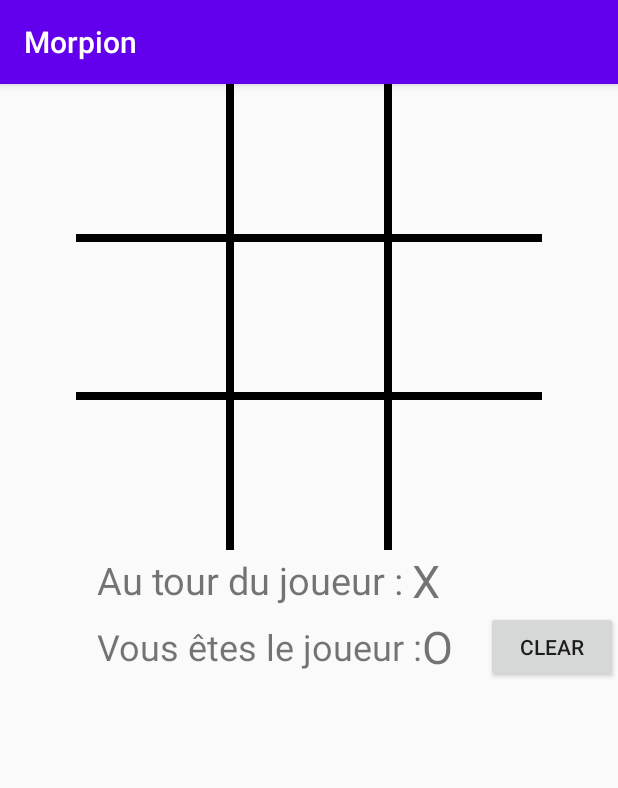
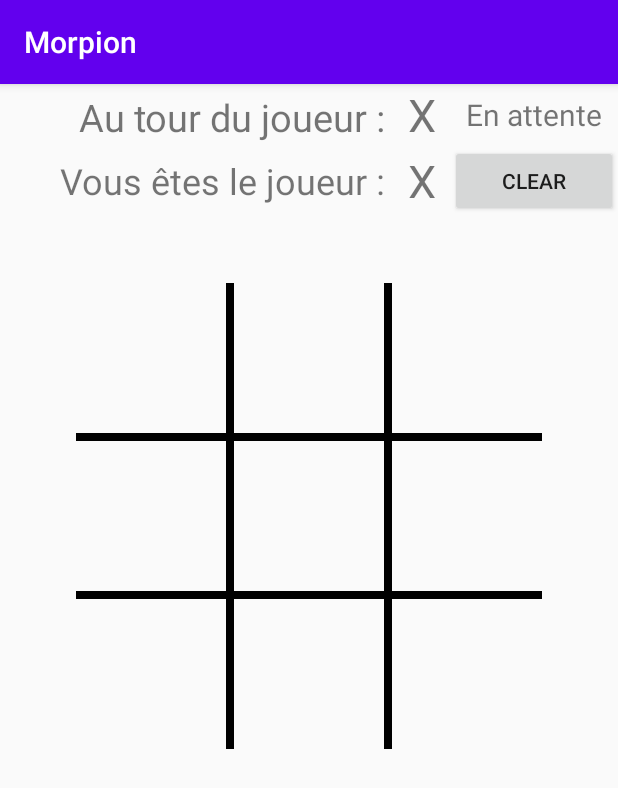
Before and after one commit to bjausseran/Projet_Mobile_Favetto_Jausseran, an Android app: the screen it shows after launch (MainActivity), on a phone screen of 412 x 824 dp. Shown: the top 788 px of the screen. Run offline under Robolectric (Android 15) with nearby library versions, the phone set to English and light mode, and no system bars; our stand-ins replace Firebase (no records; nobody signed in at launch, a user with empty details on screens opened directly); 6 statements that could not run were skipped.

Commit message:
nbPlayers + currPlayer

```diff
--- a/TD_Android_Jausseran_Favetto/app/src/main/java/com/favetto/td_android_jausseran_favetto/MainActivity.java
+++ b/TD_Android_Jausseran_Favetto/app/src/main/java/com/favetto/td_android_jausseran_favetto/MainActivity.java
@@ -24,35 +24,30 @@ public class MainActivity extends AppCompatActivity {
 
     String[] letters =new String[]{"a","b","c"};
     private int boardGame[][] = new int[3][3];
+    private boolean hasStop = false;
 
-    // 1 : X
-    // 2 : O
+    // Joueur actuel    1 : X
+    //                  2 : O
     private int currentPlayer = 1;
+    // Numéro du joueurs
     private int isPlayer = 0;
+    // Nombre de joueurs en ligne
+    private int nbPlayer = 0;
 
-    private TextView txtPlayer;
+    private TextView txtCurrPlayer;
     private TextView txtIsPlayer;
+    private TextView txtInGame;
 
     private ArrayList<Button> all_buttons = new ArrayList<>();
-
-    @Override
-    protected void onStop() {
-        super.onStop();
-        FirebaseDatabase database = FirebaseDatabase.getInstance();
-        final DatabaseReference myRefNb = database.getReference("nbPlayers");
-        myRefNb.setValue(isPlayer - 1);
-    }
 
     @Override
     protected void onCreate(Bundle savedInstanceState) {
         super.onCreate(savedInstanceState);
         setContentView(R.layout.activity_main);
 
-        txtPlayer = findViewById(R.id.player);
+        txtCurrPlayer = findViewById(R.id.player);
         txtIsPlayer = findViewById(R.id.isPlayer);
-
-        //Clear button (here for tests)
-        Button btnClear = findViewById(R.id.buttonClear);
+        txtInGame = findViewById(R.id.inGame);
 
         // Find how many players are connected
         FirebaseDatabase database = FirebaseDatabase.getInstance();
@@ -60,21 +55,79 @@ public class MainActivity extends AppCompatActivity {
         final DatabaseReference myRefcurr = database.getReference("currPlayer");
 
 
+    //_________________________________JOUEUR ACTUEL_________________________//
+        // Recupère le joueur actuel à chaque update de currPlayer dans Firebase
+        myRefcurr.addValueEventListener(new ValueEventListener() {
+            @Override
+            public void onDataChange(@NonNull DataSnapshot dataSnapshot) {
+                String place = dataSnapshot.getKey();
+                Integer value = dataSnapshot.getValue(Integer.class);
+                currentPlayer = value;
+                //Changement de joueur
+                if (currentPlayer == 1) {
+                    txtCurrPlayer.setText("X");
+                } else {
+                    currentPlayer = 2;
+                    txtCurrPlayer.setText("O");
+                }
+            }
+            @Override
+            public void onCancelled(@NonNull DatabaseError error) {
+                Log.w("APPX", "Failed to read value", error.toException());
+            }
+        });
+    //____________________________________________________________________________//
+    //_________________________________NOMBRE DE JOUEUR_________________________//
+        // Tourne une fois sur nbPLayers, pour récupérer le numero du joueurs
+        myRefNb.addListenerForSingleValueEvent(new ValueEventListener() {
+            @Override
+            public void onDataChange(@NonNull DataSnapshot dataSnapshot) {
+                Integer value = dataSnapshot.getValue(Integer.class);
+                myRefNb.setValue(value + 1);
+                isPlayer = value + 1;
+                nbPlayer = value + 1;
 
+                CheckEnoughPlayer();
+                SetPlayerText(value + 1);
+            }
+            @Override
+            public void onCancelled(@NonNull DatabaseError error) {
+                Log.w("APPX", "Failed to read value", error.toException());
+            }
+        });
 
+        // Tourne à chaque fois que le valeur nbPlayers change dans Firebase
+        myRefNb.addValueEventListener(new ValueEventListener() {
+            @Override
+            public void onDataChange(@NonNull DataSnapshot dataSnapshot) {
+                Integer value = dataSnapshot.getValue(Integer.class);
+                nbPlayer = value;
+                CheckEnoughPlayer();
+                //Si    numero joueur > nombre joueurs
+                //      numero joueur = nombre joueurs = dernier joueur
+                if (isPlayer > isPlayer) {
+                    SetPlayerText(isPlayer);
+                }
+            }
+            @Override
+            public void onCancelled(@NonNull DatabaseError error) {
+                Log.w("APPX", "Failed to read value", error.toException());
+            }
+        });
+    //____________________________________________________________________________//
+    //___________________________________FOR TEST_________________________________//
+        //Clear button (here for tests)
+        Button btnClear = findViewById(R.id.buttonClear);
         btnClear.setOnClickListener(new View.OnClickListener() {
             @Override
             public void onClick(View v) {
-                FirebaseDatabase database = FirebaseDatabase.getInstance();
-                for (int i = 1; i < 4; i++) {
-                    for (int j = 0; j < 3; j++) {
-                        DatabaseReference myRef = database.getReference(letters[j] + i);
-                        myRef.setValue("");
-                    }
-                }
+                ClearTable();
             }
         });
-                // Set all button of the grid
+
+    //____________________________________________________________________________//
+    //______________________________GRID BUTTON SETTER____________________________//
+        // Set all button of the grid
         for (int i = 1; i < 4; i++) {
             for (int j = 0; j < 3; j++) {
                 int id = getResources().getIdentifier("btn_" + letters[j] + i, "id", getPackageName());
@@ -86,92 +139,29 @@ public class MainActivity extends AppCompatActivity {
                 Button button = findViewById(id);
                 //bt.setBackground(null); //Si API >= 16
                 button.setBackground(null);
+
+        //------------------------------ON CLICK LISTENER-------------------------//
                 button.setOnClickListener(new View.OnClickListener() {
                     @Override
                     public void onClick(View view) {
 
                         //On ne fait rien si la case cliqué n'est pas vide
-                        if (view.getBackground() != null)
-                            return;
-                        if (currentPlayer != isPlayer)
+                        if (view.getBackground() != null || currentPlayer != isPlayer || nbPlayer < 2)
                             return;
 
                         FirebaseDatabase database = FirebaseDatabase.getInstance();
                         DatabaseReference myRef = database.getReference(letter + num);
-                        myRef.setValue(Integer.toString(currentPlayer));
+                        myRef.setValue(Integer.toString(isPlayer));
 
                         //Changement de joueur
-                        if (isPlayer == 1) {
-                            myRefcurr.setValue(2);
-                        } else {
-                            myRefcurr.setValue(1);
-                        }
+                        if (isPlayer == 1) myRefcurr.setValue(2);
+                        else myRefcurr.setValue(1);
                     }
                 });
 
-                // Run everytime time nbPlayers value is updated
-                myRefcurr.addValueEventListener(new ValueEventListener() {
-                    @Override
-                    public void onDataChange(@NonNull DataSnapshot dataSnapshot) {
-                        String place = dataSnapshot.getKey();
-                        Integer value = dataSnapshot.getValue(Integer.class);
-                        currentPlayer = value;
-                        //Changement de joueur
-                        if (value == 1) {
-                            currentPlayer = 1;
-                            txtPlayer.setText("O");
-                        } else {
-                            currentPlayer = 2;
-                            txtPlayer.setText("X");
-                        }
-
-                    }
-
-                    @Override
-                    public void onCancelled(@NonNull DatabaseError error) {
-                        Log.w("APPX", "Failed to read value", error.toException());
-                    }
-                });
-
+        //---------------------------FIREBASE READING-------------------------//
                 DatabaseReference myRef = database.getReference(letter + num);
-
-                // Run one time on nbPlayers value
-                myRefNb.addListenerForSingleValueEvent(new ValueEventListener() {
-                    @Override
-                    public void onDataChange(@NonNull DataSnapshot dataSnapshot) {
-                        String place = dataSnapshot.getKey();
-                        Integer value = dataSnapshot.getValue(Integer.class);
-                        myRefNb.setValue(value + 1);
-                        isPlayer = value +1;
-                        if (value + 1 == 1) {
-                            txtIsPlayer.setText("X");
-                        } else {
-                            txtIsPlayer.setText("O");
-                        }
-
-                    }
-
-                    @Override
-                    public void onCancelled(@NonNull DatabaseError error) {
-                        Log.w("APPX", "Failed to read value", error.toException());
-                    }
-                });
-                // Run everytime time nbPlayers value is updated
-                myRefNb.addValueEventListener(new ValueEventListener() {
-                    @Override
-                    public void onDataChange(@NonNull DataSnapshot dataSnapshot) {
-                        String place = dataSnapshot.getKey();
-                        Integer value = dataSnapshot.getValue(Integer.class);
-
-                    }
-
-                    @Override
-                    public void onCancelled(@NonNull DatabaseError error) {
-                        Log.w("APPX", "Failed to read value", error.toException());
-                    }
-                });
-
-                // Run everytime a firebase case value is updated
+                // Run everytime a firebase case is updated
                 myRef.addValueEventListener(new ValueEventListener() {
                     @Override
                     public void onDataChange(DataSnapshot dataSnapshot) {
@@ -209,4 +199,80 @@ public class MainActivity extends AppCompatActivity {
             }
         }
     }
+
+    //OnPause retire le joueur de decompte Firebase
+    //   Si c'est le derneir joueur : clear table + reset first player
+    @Override
+    protected void onPause() {
+        super.onPause();
+        FirebaseDatabase database = FirebaseDatabase.getInstance();
+        final DatabaseReference myRefNb = database.getReference("nbPlayers");
+        myRefNb.setValue(nbPlayer - 1);
+        if (nbPlayer == 1)
+        {
+            final DatabaseReference myRefCurr = database.getReference("currPlayer");
+            myRefCurr.setValue(1);
+            ClearTable();
+        }
+        hasStop = true;
+    }
+    //OnPause retire le joueur de decompte Firebase
+    //   Si c'est le derneir joueur : clear table + reset first player
+    @Override
+    protected void onResume() {
+        super.onResume();
+        if (hasStop) {
+            FirebaseDatabase database = FirebaseDatabase.getInstance();
+            final DatabaseReference myRefNb = database.getReference("nbPlayers");
+            myRefNb.setValue(nbPlayer + 1);
+            isPlayer = nbPlayer +1;
+            if (nbPlayer >= 2) {
+                final DatabaseReference myRefCurr = database.getReference("currPlayer");
+                myRefCurr.setValue(1);
+                ClearTable();
+            }
+            hasStop = false;
+        }
+    }
+
+    // Vide la table Firebase
+    private void ClearTable()
+    {
+        FirebaseDatabase database = FirebaseDatabase.getInstance();
+        for (int i = 1; i < 4; i++) {
+            for (int j = 0; j < 3; j++) {
+                DatabaseReference myRef = database.getReference(letters[j] + i);
+                myRef.setValue("");
+            }
+        }
+    }
+
+    // Verifie s'il y a assez de joueur et prépare la partie
+    private void CheckEnoughPlayer()
+    {
+        if (nbPlayer >= 2)
+        {
+            FirebaseDatabase database = FirebaseDatabase.getInstance();
+            final DatabaseReference myRefCurr = database.getReference("currPlayer");
+            myRefCurr.setValue(1);
+            ClearTable();
+
+            if (isPlayer <= 2) txtInGame.setText("En partie");
+            else txtInGame.setText("En attente");
+        }
+        else txtInGame.setText("En attente");
+    }
+
+    private void SetPlayerText(int value) {
+        if (value == 1) {
+            txtIsPlayer.setText("X");
+            txtIsPlayer.setTextSize(30);
+        }else if(value == 2){
+            txtIsPlayer.setText("O");
+            txtIsPlayer.setTextSize(30);
+        } else {
+            txtIsPlayer.setText("NONE");
+            txtIsPlayer.setTextSize(10);
+        }
+    }
 }
--- a/TD_Android_Jausseran_Favetto/app/src/main/res/layout/activity_main.xml
+++ b/TD_Android_Jausseran_Favetto/app/src/main/res/layout/activity_main.xml
@@ -1,13 +1,120 @@
 <?xml version="1.0" encoding="utf-8"?>
 <LinearLayout xmlns:android="http://schemas.android.com/apk/res/android"
+    xmlns:app="http://schemas.android.com/apk/res-auto"
+    xmlns:tools="http://schemas.android.com/tools"
     android:layout_width="match_parent"
     android:layout_height="match_parent"
+    android:gravity="center"
     android:orientation="vertical">
 
-    <RelativeLayout
+    <androidx.constraintlayout.widget.ConstraintLayout
+        android:layout_width="match_parent"
+        android:layout_height="match_parent">
+
+        <LinearLayout
+            android:id="@+id/linearLayout"
+            android:layout_width="0dp"
+            android:layout_height="wrap_content"
+            android:orientation="horizontal"
+            app:layout_constraintBottom_toBottomOf="parent"
+            app:layout_constraintEnd_toEndOf="parent"
+            app:layout_constraintStart_toStartOf="parent"
+            app:layout_constraintTop_toTopOf="parent"
+            app:layout_constraintVertical_bias="0.0">
+
+            <LinearLayout
                 android:layout_width="match_parent"
                 android:layout_height="wrap_content"
-        android:gravity="bottom|center">
+                android:gravity="center"
+                android:orientation="vertical">
+
+                <LinearLayout
+                    android:layout_width="match_parent"
+                    android:layout_height="wrap_content"
+                    android:gravity="center"
+                    android:orientation="horizontal">
+                    <!-- Texte permettant de savoir à qui c'est de jouer -->
+
+                    <TextView
+                        android:id="@+id/turnOf"
+                        android:layout_width="match_parent"
+                        android:layout_height="wrap_content"
+                        android:layout_gravity="start|top"
+                        android:layout_weight="1"
+                        android:gravity="center|right"
+                        android:text="@string/txt_turn"
+                        android:textSize="@dimen/size_txt" />
+
+                    <TextView
+                        android:id="@+id/player"
+                        android:layout_width="match_parent"
+                        android:layout_height="wrap_content"
+                        android:layout_gravity="center|top"
+                        android:layout_toRightOf="@id/turnOf"
+                        android:layout_weight="2.5"
+                        android:gravity="center"
+                        android:text="X"
+
+                        android:textSize="30sp" />
+
+                    <TextView
+                        android:id="@+id/inGame"
+                        android:layout_width="match_parent"
+                        android:layout_height="match_parent"
+                        android:layout_weight="2"
+                        android:gravity="center"
+                        android:text="En partie"
+                        android:textSize="20sp" />
+
+                </LinearLayout>
+
+                <LinearLayout
+                    android:layout_width="match_parent"
+                    android:layout_height="wrap_content"
+                    android:gravity="center"
+                    android:orientation="horizontal">
+
+                    <TextView
+                        android:id="@+id/textView2"
+                        android:layout_width="match_parent"
+                        android:layout_height="match_parent"
+                        android:layout_weight="1"
+                        android:gravity="right|center_vertical"
+                        android:text="Vous êtes le joueur : "
+                        android:textSize="24sp" />
+
+                    <TextView
+                        android:id="@+id/isPlayer"
+                        android:layout_width="match_parent"
+                        android:layout_height="match_parent"
+                        android:layout_weight="2.5"
+                        android:gravity="center"
+                        android:text="X"
+                        android:textSize="30sp" />
+
+                    <Button
+                        android:id="@+id/buttonClear"
+                        android:layout_width="match_parent"
+                        android:layout_height="wrap_content"
+                        android:layout_weight="2"
+                        android:gravity="center"
+                        android:text="Clear" />
+                </LinearLayout>
+
+            </LinearLayout>
+
+        </LinearLayout>
+
+        <RelativeLayout
+            android:id="@+id/relativeLayout"
+            android:layout_width="0dp"
+            android:layout_height="wrap_content"
+            android:gravity="bottom|center"
+            app:layout_constraintBottom_toBottomOf="parent"
+            app:layout_constraintEnd_toEndOf="parent"
+            app:layout_constraintStart_toStartOf="parent"
+            app:layout_constraintTop_toBottomOf="@+id/linearLayout"
+            app:layout_constraintVertical_bias="0.120000005">
             <!-- Création de la grille de morpion -->
             <!-- Premiere ligne -->
             <Button
@@ -108,80 +215,6 @@
 
         </RelativeLayout>
 
-    <LinearLayout
-        android:layout_width="match_parent"
-        android:layout_height="match_parent"
-        android:orientation="horizontal">
-
-        <LinearLayout
-            android:layout_width="match_parent"
-            android:layout_height="wrap_content"
-            android:gravity="center"
-            android:orientation="vertical">
-
-            <LinearLayout
-                android:layout_width="match_parent"
-                android:layout_height="wrap_content"
-                android:orientation="horizontal">
-                <!-- Texte permettant de savoir à qui c'est de jouer -->
-
-                <TextView
-                    android:id="@+id/turnOf"
-                    android:layout_width="match_parent"
-                    android:layout_height="match_parent"
-                    android:layout_gravity="start|top"
-                    android:layout_weight="1"
-                    android:gravity="center|right"
-                    android:text="@string/txt_turn"
-                    android:textSize="@dimen/size_txt" />
-
-                <TextView
-                    android:id="@+id/player"
-                    android:layout_width="match_parent"
-                    android:layout_height="match_parent"
-                    android:layout_gravity="center|top"
-                    android:layout_toRightOf="@id/turnOf"
-                    android:layout_weight="2"
-                    android:gravity="center|left"
-                    android:text="X"
-
-                    android:textSize="30sp" />
+    </androidx.constraintlayout.widget.ConstraintLayout>
 
 </LinearLayout>
-
-            <LinearLayout
-                android:layout_width="match_parent"
-                android:layout_height="wrap_content"
-                android:gravity="center"
-                android:orientation="horizontal">
-
-                <TextView
-                    android:id="@+id/textView2"
-                    android:layout_width="wrap_content"
-                    android:layout_height="match_parent"
-                    android:layout_weight="3"
-                    android:gravity="right|center_vertical"
-                    android:text="Vous êtes le joueur :"
-                    android:textSize="24sp" />
-
-                <TextView
-                    android:id="@+id/isPlayer"
-                    android:layout_width="wrap_content"
-                    android:layout_height="wrap_content"
-                    android:layout_weight="1"
-                    android:text="X"
-                    android:textSize="30sp" />
-
-                <Button
-                    android:id="@+id/buttonClear"
-                    android:layout_width="wrap_content"
-                    android:layout_height="wrap_content"
-                    android:gravity="center"
-                    android:text="Clear" />
-            </LinearLayout>
-
-        </LinearLayout>
-
-    </LinearLayout>
-
-</LinearLayout>
```
Lines whose indentation alone changed are shown as unchanged.
